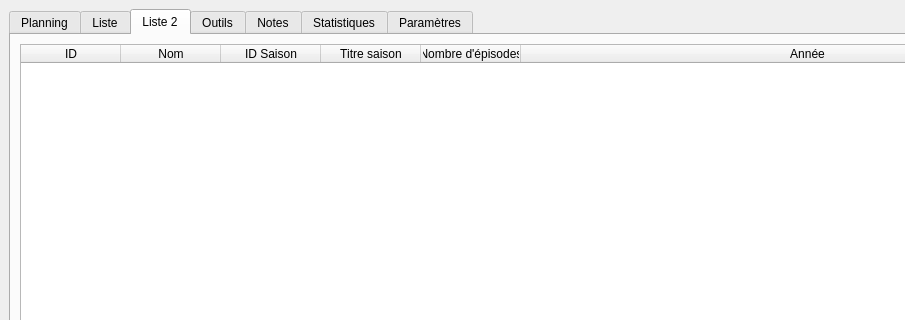
First picture: the form in ressources/MainWindow.ui, repository seigneurfuo/MyAnimeManager2, before the edit; both pictures show x 0 to 905 and y 0 to 320 of the 1115 by 783 pixel window.
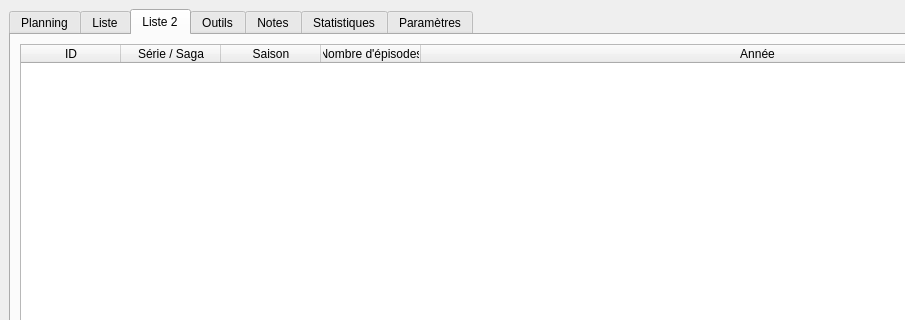
Second picture: the form after the edit. The open tabs and pages were chosen to show the change. Icons and pictures are not drawn.

Commit message: Petites corrections sur la liste2. Supression d'un colonne pour les ID et concatenation: IDserie - IDsaison.

The edit to the form file:
```diff
--- a/ressources/MainWindow.ui
+++ b/ressources/MainWindow.ui
@@ -1528,17 +1528,12 @@
           </column>
           <column>
            <property name="text">
-            <string>Nom</string>
+            <string>Série / Saga</string>
            </property>
           </column>
           <column>
            <property name="text">
-            <string>ID Saison</string>
-           </property>
-          </column>
-          <column>
-           <property name="text">
-            <string>Titre saison</string>
+            <string>Saison</string>
            </property>
           </column>
           <column>
```
Left out of the diff: 6 changed lines with no effect on the pictures. The commit also changes 1 other file.
